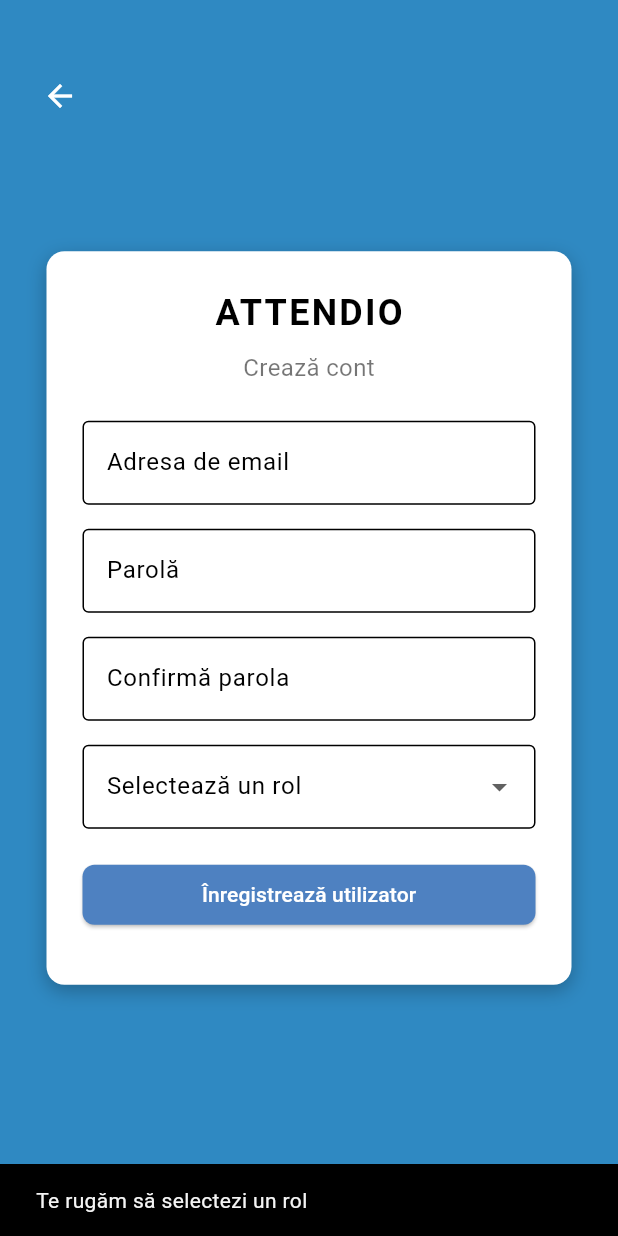
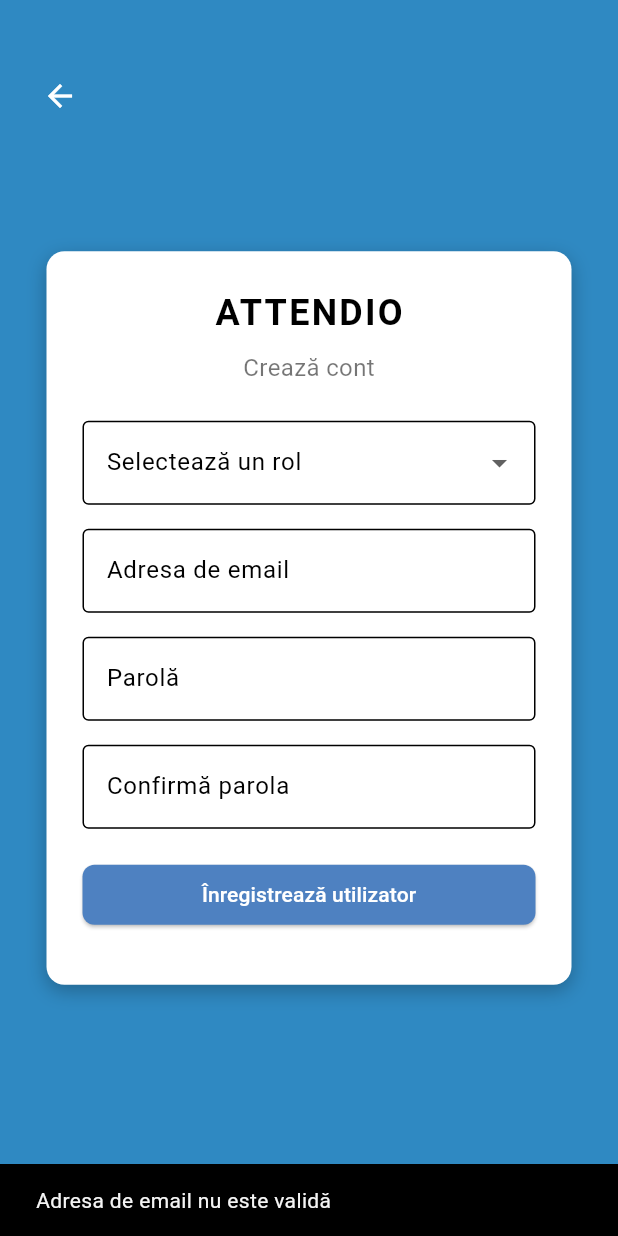
Before and after one commit to ARotija/Attendio-mobile, a Flutter app: the RegisterScreen screen opened by its route, after a tap on "Înregistrează utilizator", on a phone screen of 412 x 824 dp. Run offline on Flutter 3.47's test engine with Material 3 defaults, Android fonts, the phone set to English and light mode, and no system bars; our stand-ins replace badges, flutter_dotenv, shared_preferences; accounts and stored records are empty.

Commit message:
Retoques finales

```diff
--- a/lib/screens/auth/login.dart
+++ b/lib/screens/auth/login.dart
@@ -146,7 +146,7 @@
               const SizedBox(height: 16),
               TextButton(
                 onPressed: () {
-                  Navigator.pushReplacementNamed(context, '/forgot-password');
+                  Navigator.pushNamed(context, '/forgot-password');
                 },
                 child: const Text(
                   'Ai uitat parola?',
--- a/lib/screens/auth/register.dart
+++ b/lib/screens/auth/register.dart
@@ -17,9 +17,29 @@
   final confirmPasswordController = TextEditingController();
 
   String? selectedRole;
+  String? selectedClass; // Nou
   bool isLoading = false;
 
+  final List<String> classOptions = [ // Nou
+    'Clasa a IX-a',
+    'Clasa a X-a',
+    'Clasa a XI-a',
+    'Clasa a XII-a',
+  ];
+
   Future<void> handleRegister() async {
+    final email = emailController.text.trim();
+    final password = passwordController.text;
+    final confirmPassword = confirmPasswordController.text;
+
+    final emailRegex = RegExp(r'^[\w-\.]+@([\w-]+\.)+[\w-]{2,4}$');
+    if (!emailRegex.hasMatch(email)) {
+      ScaffoldMessenger.of(context).showSnackBar(
+        const SnackBar(content: Text('Adresa de email nu este validă')),
+      );
+      return;
+    }
+
     if (selectedRole == null) {
       ScaffoldMessenger.of(context).showSnackBar(
         const SnackBar(content: Text('Te rugăm să selectezi un rol')),
@@ -27,7 +47,14 @@
       return;
     }
 
-    if (passwordController.text != confirmPasswordController.text) {
+    if (selectedRole == 'student' && selectedClass == null) {
+      ScaffoldMessenger.of(context).showSnackBar(
+        const SnackBar(content: Text('Te rugăm să selectezi o clasă')),
+      );
+      return;
+    }
+
+    if (password != confirmPassword) {
       ScaffoldMessenger.of(context).showSnackBar(
         const SnackBar(content: Text('Parolele nu coincid')),
       );
@@ -37,10 +64,11 @@
     setState(() => isLoading = true);
 
     try {
+      // Trimite și clasa, dacă e student
       final success = await AuthService.register(
-        emailController.text.trim(),
-        passwordController.text.trim(),
-        selectedRole!,
+        email,
+        password,
+        selectedRole!, // Poți trimite selectedClass ca parametru suplimentar dacă e nevoie
       );
 
       setState(() => isLoading = false);
@@ -88,41 +116,21 @@
                 child: Column(
                   mainAxisSize: MainAxisSize.min,
                   children: [
-                    const Text('ATTENDIO',
-                        style: TextStyle(
-                            fontWeight: FontWeight.bold,
-                            fontSize: 24,
-                            letterSpacing: 1.5)),
-                    const SizedBox(height: 8),
-                    const Text('Crează cont',
-                        style: TextStyle(fontSize: 16, color: Colors.black54)),
-                    const SizedBox(height: 24),
-                    TextField(
-                      controller: emailController,
-                      decoration: const InputDecoration(
-                        labelText: 'Adresa de email',
-                        hintText: 'nume@exemplu.com',
+                    const Text(
+                      'ATTENDIO',
+                      style: TextStyle(
+                        fontWeight: FontWeight.bold,
+                        fontSize: 24,
+                        letterSpacing: 1.5,
                       ),
                     ),
-                    const SizedBox(height: 16),
-                    TextField(
-                      controller: passwordController,
-                      obscureText: true,
-                      decoration: const InputDecoration(
-                        labelText: 'Parolă',
-                        hintText: '********',
-                      ),
+                    const SizedBox(height: 8),
+                    const Text(
+                      'Crează cont',
+                      style: TextStyle(fontSize: 16, color: Colors.black54),
                     ),
-                    const SizedBox(height: 16),
-                    TextField(
-                      controller: confirmPasswordController,
-                      obscureText: true,
-                      decoration: const InputDecoration(
-                        labelText: 'Confirmă parola',
-                        hintText: '********',
-                      ),
-                    ),
-                    const SizedBox(height: 16),
+                    const SizedBox(height: 24),
+
                     DropdownButtonFormField<String>(
                       value: selectedRole,
                       decoration: const InputDecoration(
@@ -141,10 +149,66 @@
                       onChanged: (value) {
                         setState(() {
                           selectedRole = value;
+                          selectedClass = null; // Resetăm dacă se schimbă rolul
                         });
                       },
                     ),
+                    const SizedBox(height: 16),
+
+                    if (selectedRole == 'student') // Afișăm doar dacă e student
+                      Column(
+                        children: [
+                          DropdownButtonFormField<String>(
+                            value: selectedClass,
+                            decoration: const InputDecoration(
+                              labelText: 'Selectează clasa',
+                            ),
+                            items: classOptions.map((clasa) {
+                              return DropdownMenuItem(
+                                value: clasa,
+                                child: Text(clasa),
+                              );
+                            }).toList(),
+                            onChanged: (value) {
+                              setState(() {
+                                selectedClass = value;
+                              });
+                            },
+                          ),
+                          const SizedBox(height: 16),
+                        ],
+                      ),
+
+                    TextField(
+                      controller: emailController,
+                      decoration: const InputDecoration(
+                        labelText: 'Adresa de email',
+                        hintText: 'nume@exemplu.com',
+                      ),
+                      keyboardType: TextInputType.emailAddress,
+                    ),
+                    const SizedBox(height: 16),
+
+                    TextField(
+                      controller: passwordController,
+                      obscureText: true,
+                      decoration: const InputDecoration(
+                        labelText: 'Parolă',
+                        hintText: '********',
+                      ),
+                    ),
+                    const SizedBox(height: 16),
+
+                    TextField(
+                      controller: confirmPasswordController,
+                      obscureText: true,
+                      decoration: const InputDecoration(
+                        labelText: 'Confirmă parola',
+                        hintText: '********',
+                      ),
+                    ),
                     const SizedBox(height: 24),
+
                     SizedBox(
                       width: double.infinity,
                       height: 40,
@@ -152,7 +216,8 @@
                         onPressed: isLoading ? null : handleRegister,
                         child: isLoading
                             ? const CircularProgressIndicator(
-                                valueColor: AlwaysStoppedAnimation<Color>(Colors.white))
+                                valueColor: AlwaysStoppedAnimation<Color>(Colors.white),
+                              )
                             : const Text('Înregistrează utilizator'),
                       ),
                     ),
```
Also changed, not shown: lib/screens/auth/forgot_password.dart (+54 -18 lines), lib/screens/teacher/profile.dart (+4 -4 lines), lib/screens/tutor/add_child.dart (+78 -40 lines).
